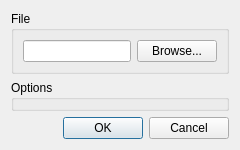
This is app/ui/importexportdialog.ui in pencil2d/pencil as Qt 5 draws it before an edit. The edited form follows.
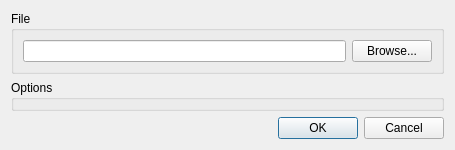
This is the edited form.

What changed in the file:
```diff
--- a/app/ui/importexportdialog.ui
+++ b/app/ui/importexportdialog.ui
@@ -5,6 +5,14 @@
   <property name="enabled">
    <bool>true</bool>
   </property>
+  <property name="geometry">
+   <rect>
+    <x>0</x>
+    <y>0</y>
+    <width>455</width>
+    <height>146</height>
+   </rect>
+  </property>
   <property name="sizePolicy">
    <sizepolicy hsizetype="Preferred" vsizetype="Minimum">
     <horstretch>0</horstretch>
```
